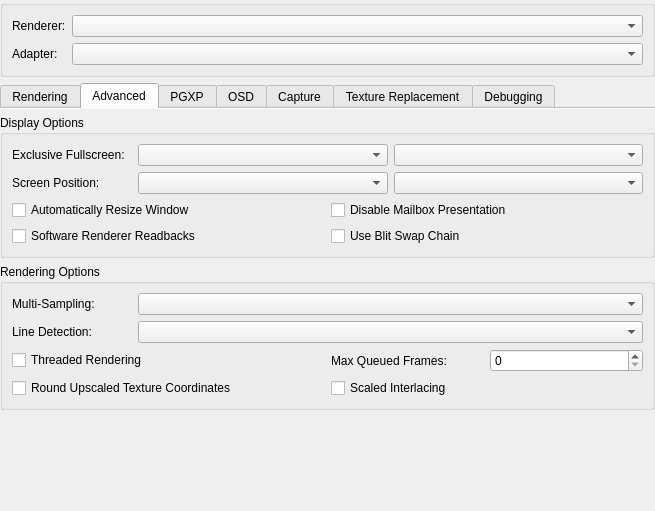
stenzek/duckstation, file src/duckstation-qt/graphicssettingswidget.ui: the form before one commit.
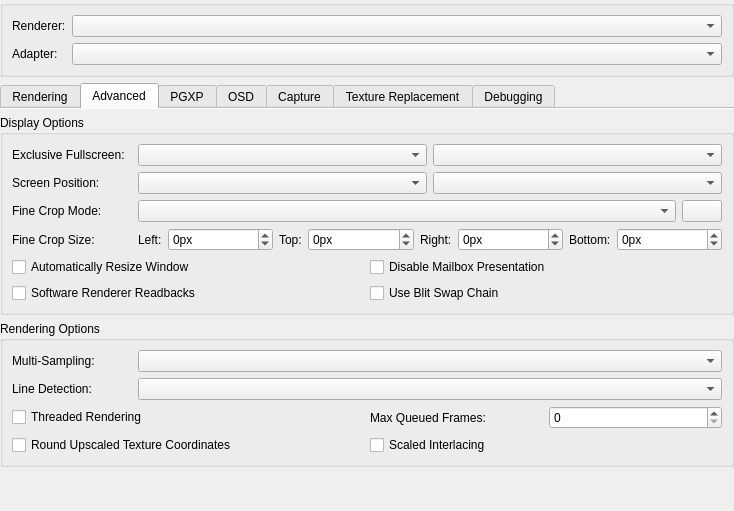
The form after the commit. The open tabs and pages were chosen to show the change. Icons and pictures are not drawn.

Commit message:
GPU: Add "Fine Crop" settings
Allows the image to be cropped while preserving output aspect ratio.

Patch:
```diff
--- a/src/duckstation-qt/graphicssettingswidget.ui
+++ b/src/duckstation-qt/graphicssettingswidget.ui
@@ -6,7 +6,7 @@
    <rect>
     <x>0</x>
     <y>0</y>
-    <width>655</width>
+    <width>734</width>
     <height>511</height>
    </rect>
   </property>
@@ -351,7 +351,128 @@
             </item>
            </layout>
           </item>
-          <item row="2" column="0" colspan="2">
+          <item row="2" column="0">
+           <widget class="QLabel" name="displayFineCropModeLabel">
+            <property name="text">
+             <string>Fine Crop Mode:</string>
+            </property>
+           </widget>
+          </item>
+          <item row="2" column="1">
+           <layout class="QHBoxLayout" name="horizontalLayout_4" stretch="1,0">
+            <item>
+             <widget class="QComboBox" name="displayFineCropMode"/>
+            </item>
+            <item>
+             <widget class="QPushButton" name="displayFineCropReset">
+              <property name="sizePolicy">
+               <sizepolicy hsizetype="Preferred" vsizetype="Fixed">
+                <horstretch>0</horstretch>
+                <verstretch>0</verstretch>
+               </sizepolicy>
+              </property>
+              <property name="toolTip">
+               <string>Reset Fine Cropping</string>
+              </property>
+              <property name="icon">
+               <iconset theme="delete-back-2-line"/>
+              </property>
+             </widget>
+            </item>
+           </layout>
+          </item>
+          <item row="3" column="0">
+           <widget class="QLabel" name="displayFineCropLabel">
+            <property name="text">
+             <string>Fine Crop Size:</string>
+            </property>
+           </widget>
+          </item>
+          <item row="3" column="1">
+           <layout class="QHBoxLayout" name="horizontalLayout_3" stretch="0,1,0,1,0,1,0,1">
+            <item>
+             <widget class="QLabel" name="displayFineCropLeftLabel">
+              <property name="text">
+               <string>Left:</string>
+              </property>
+             </widget>
+            </item>
+            <item>
+             <widget class="QSpinBox" name="displayFineCropLeft">
+              <property name="suffix">
+               <string>px</string>
+              </property>
+              <property name="minimum">
+               <number>-32768</number>
+              </property>
+              <property name="maximum">
+               <number>32767</number>
+              </property>
+             </widget>
+            </item>
+            <item>
+             <widget class="QLabel" name="displayFineCropTopLabel">
+              <property name="text">
+               <string>Top:</string>
+              </property>
+             </widget>
+            </item>
+            <item>
+             <widget class="QSpinBox" name="displayFineCropTop">
+              <property name="suffix">
+               <string>px</string>
+              </property>
+              <property name="minimum">
+               <number>-32768</number>
+              </property>
+              <property name="maximum">
+               <number>32767</number>
+              </property>
+             </widget>
+            </item>
+            <item>
+             <widget class="QLabel" name="displayFineCropRightLabel">
+              <property name="text">
+               <string>Right:</string>
+              </property>
+             </widget>
+            </item>
+            <item>
+             <widget class="QSpinBox" name="displayFineCropRight">
+              <property name="suffix">
+               <string>px</string>
+              </property>
+              <property name="minimum">
+               <number>-32768</number>
+              </property>
+              <property name="maximum">
+               <number>32767</number>
+              </property>
+             </widget>
+            </item>
+            <item>
+             <widget class="QLabel" name="displayFineCropBottomLabel">
+              <property name="text">
+               <string>Bottom:</string>
+              </property>
+             </widget>
+            </item>
+            <item>
+             <widget class="QSpinBox" name="displayFineCropBottom">
+              <property name="suffix">
+               <string>px</string>
+              </property>
+              <property name="minimum">
+               <number>-32768</number>
+              </property>
+              <property name="maximum">
+               <number>32767</number>
+              </property>
+             </widget>
+            </item>
+           </layout>
+          </item>
+          <item row="4" column="0" colspan="2">
            <layout class="QGridLayout" name="advancedDisplayOptionsLayout">
             <item row="0" column="0">
              <widget class="QCheckBox" name="automaticallyResizeWindow">
```
The commit also changes 18 other files.
